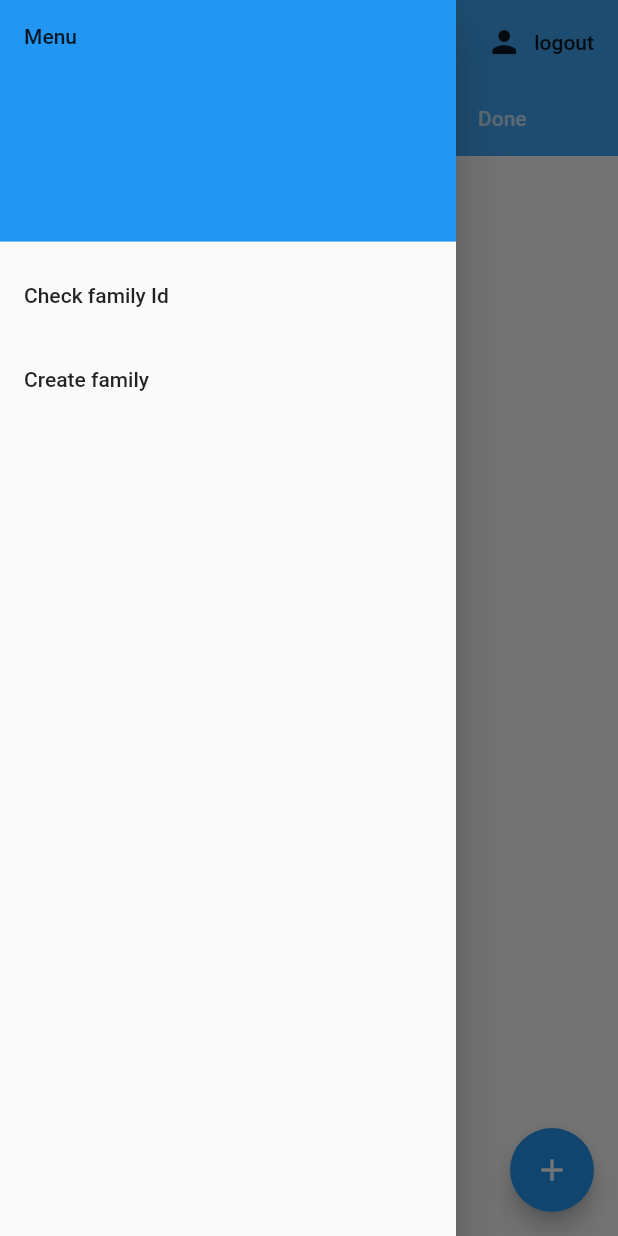
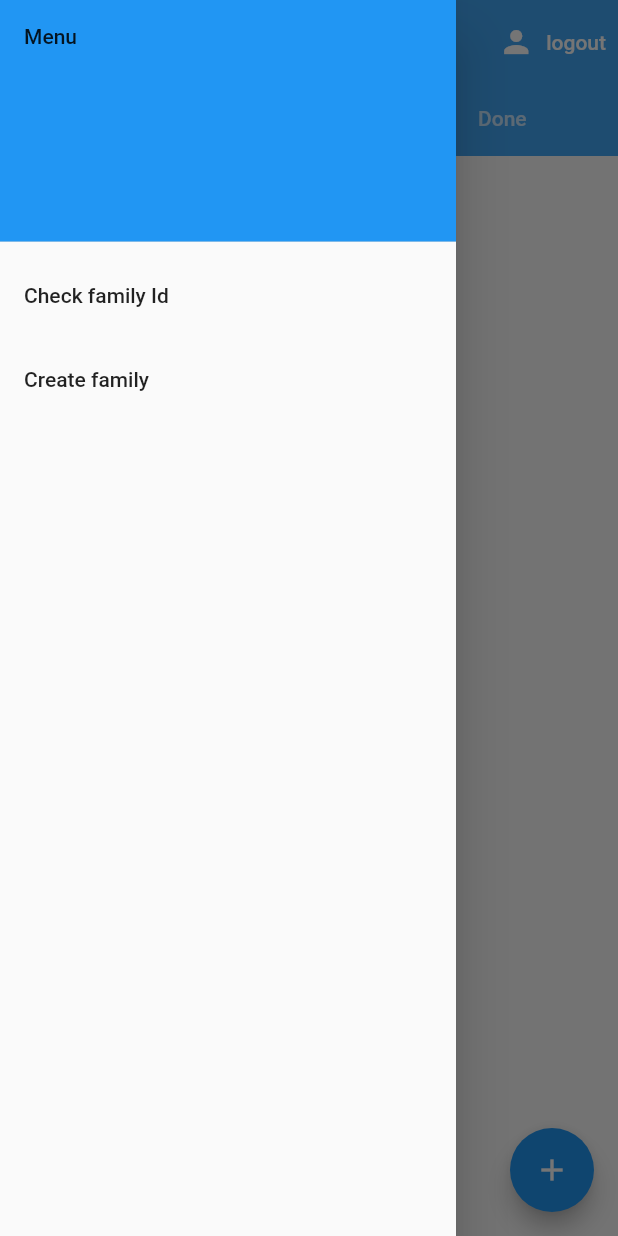
Before and after one commit to Ojdana11/AgileFamily, a Flutter app: the screen it shows once a user with an empty profile is signed in, with the side drawer open, on a phone screen of 412 x 824 dp. Run offline on Flutter 3.47's test engine with Material 2 defaults, Android fonts, the phone set to English and light mode, and no system bars; our stand-ins replace cloud_firestore, firebase_auth, firebase_core, flutter_spinkit; accounts and stored records are empty.

Commit message:
Replaced deprecated 'logout' FlatButton with TextButton.

```diff
--- a/lib/TabsScrollBar.dart
+++ b/lib/TabsScrollBar.dart
@@ -28,12 +28,12 @@ class TabsScrollBar extends StatelessWidget {
           backgroundColor: Colors.blue[400],
           elevation: 0.0,
           actions: <Widget>[
-            FlatButton.icon(
-                onPressed: () async {
-                  await _authService.signOut();
-                },
-                icon: Icon(Icons.person),
-                label: Text('logout'))
+            TextButton.icon(
+              onPressed: () async {await _authService.signOut();},
+              icon: Icon(Icons.person),
+              label: Text('logout'),
+              style: TextButton.styleFrom(primary: Colors.white),
+              ),
           ],
           bottom: TabBar(
             isScrollable: true,
```
